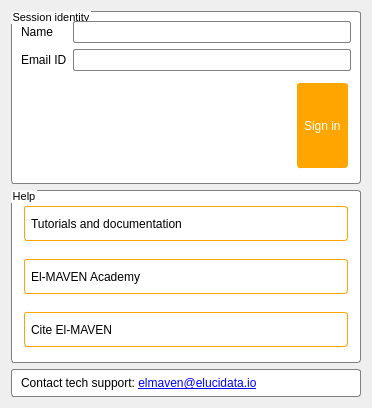
First picture: the form in src/gui/mzroll/forms/infodialog.ui, repository ElucidataInc/ElMaven, before the edit.
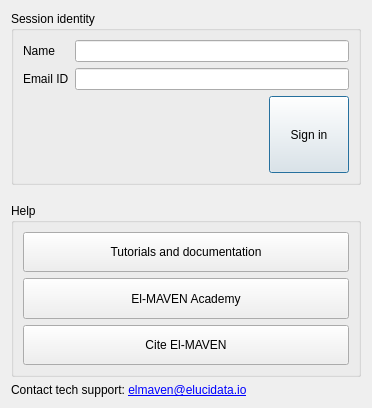
Second picture: the form after the edit.

Commit message: [UI] Reset style changes in support dialog

Diff of the .ui file:
```diff
--- a/src/gui/mzroll/forms/infodialog.ui
+++ b/src/gui/mzroll/forms/infodialog.ui
@@ -43,21 +43,6 @@
      <property name="toolTip">
       <string>If provided, the identity will be tied to all user behaviour for this session.</string>
      </property>
-     <property name="styleSheet">
-      <string notr="true">QGroupBox {
-	background-color: white;
-	border: 1px solid gray;
-	border-radius: 3px;
-	margin-top: 2.8ex;
-	font-size: 11px;
-}
-
-QGroupBox::title {
-	subcontrol-origin: margin;
-	subcontrol-position: top left; /* position at the top center */
-	padding: 0;
-}</string>
-     </property>
      <property name="title">
       <string>Session identity</string>
      </property>
@@ -80,26 +65,6 @@
         <property name="enabled">
          <bool>true</bool>
         </property>
-        <property name="styleSheet">
-         <string notr="true">QLineEdit {
-    border: 1px solid gray;
-    border-radius: 2px;
-    padding: 2px;
-}
-
-QLineEdit:focus {
-    outline: 2px solid orange;
-}
-
-QLineEdit:disabled {
-    background-color: rgb(240, 240, 240);
-}
-
-QLineEdit:focus {
-	outline: none;
-	border: 1px solid black;
-}</string>
-        </property>
        </widget>
       </item>
       <item row="1" column="0">
@@ -120,26 +85,6 @@
         <property name="enabled">
          <bool>true</bool>
         </property>
-        <property name="styleSheet">
-         <string notr="true">QLineEdit {
-    border: 1px solid gray;
-    border-radius: 2px;
-    padding: 2px;
-}
-
-QLineEdit:focus {
-    outline: 2px solid orange;
-}
-
-QLineEdit:disabled {
-    background-color: rgb(240, 240, 240);
-}
-
-QLineEdit:focus {
-	outline: none;
-	border: 1px solid black;
-}</string>
-        </property>
        </widget>
       </item>
       <item row="2" column="2">
@@ -150,39 +95,6 @@
           <verstretch>0</verstretch>
          </sizepolicy>
         </property>
-        <property name="styleSheet">
-         <string notr="true">QPushButton {
-	background-color: white;
-	padding: 6px;
-	border: 1px solid orange;
-	border-radius: 3px;
-	text-align: left;
-	margin: 6px 3px;
-}
-
-QPushButton:hover {
-	background-color: rgb(117, 110, 210);
-	color: white;
-	border: 1px solid rgb(117, 110, 210);
-}
-
-QPushButton:default {
-	background-color: orange;
-	color: white;
-	border: 1px solid orange;
-}
-
-QPushButton:default:hover {
-	background-color: rgb(117, 110, 210);
-	color: white;
-	border: 1px solid rgb(117, 110, 210);
-}
-
-QPushButton:focus {
-	outline: none;
-	border: 1px solid black;
-}</string>
-        </property>
         <property name="text">
          <string>Sign in</string>
         </property>
@@ -201,6 +113,22 @@
      </layout>
     </widget>
    </item>
+   <item>
+    <spacer name="verticalSpacer">
+     <property name="orientation">
+      <enum>Qt::Vertical</enum>
+     </property>
+     <property name="sizeType">
+      <enum>QSizePolicy::Maximum</enum>
+     </property>
+     <property name="sizeHint" stdset="0">
+      <size>
+       <width>20</width>
+       <height>12</height>
+      </size>
+     </property>
+    </spacer>
+   </item>
    <item>
     <widget class="QGroupBox" name="groupBox_2">
      <property name="sizePolicy">
@@ -215,21 +143,6 @@
        <height>0</height>
       </size>
      </property>
-     <property name="styleSheet">
-      <string notr="true">QGroupBox {
-	background-color: white;
-	border: 1px solid gray;
-	border-radius: 3px;
-	margin-top: 2.8ex;
-	font-size: 11px;
-}
-
-QGroupBox::title {
-	subcontrol-origin: margin;
-	subcontrol-position: top left; /* position at the top center */
-	padding: 0;
-}</string>
-     </property>
      <property name="title">
       <string>Help</string>
      </property>
@@ -242,27 +155,6 @@
           <verstretch>0</verstretch>
          </sizepolicy>
         </property>
-        <property name="styleSheet">
-         <string notr="true">QPushButton {
-	background-color: white;
-	padding: 6px;
-	border: 1px solid orange;
-	border-radius: 3px;
-	text-align: left;
-	margin: 6px 3px;
-}
-
-QPushButton:hover {
-	background-color: rgb(117, 110, 210);
-	color: white;
-	border: 1px solid rgb(117, 110, 210);
-}
-
-QPushButton:focus {
-	outline: none;
-	border: 1px solid black;
-}</string>
-        </property>
         <property name="text">
          <string>Tutorials and documentation</string>
         </property>
@@ -276,27 +168,6 @@
           <verstretch>0</verstretch>
          </sizepolicy>
         </property>
-        <property name="styleSheet">
-         <string notr="true">QPushButton {
-	background-color: white;
-	padding: 6px;
-	border: 1px solid orange;
-	border-radius: 3px;
-	text-align: left;
-	margin: 6px 3px;
-}
-
-QPushButton:hover {
-	background-color: rgb(117, 110, 210);
-	color: white;
-	border: 1px solid rgb(117, 110, 210);
-}
-
-QPushButton:focus {
-	outline: none;
-	border: 1px solid black;
-}</string>
-        </property>
         <property name="text">
          <string>El-MAVEN Academy</string>
         </property>
@@ -310,27 +181,6 @@
           <verstretch>0</verstretch>
          </sizepolicy>
         </property>
-        <property name="styleSheet">
-         <string notr="true">QPushButton {
-	background-color: white;
-	padding: 6px;
-	border: 1px solid orange;
-	border-radius: 3px;
-	text-align: left;
-	margin: 6px 3px;
-}
-
-QPushButton:hover {
-	background-color: rgb(117, 110, 210);
-	color: white;
-	border: 1px solid rgb(117, 110, 210);
-}
-
-QPushButton:focus {
-	outline: none;
-	border: 1px solid black;
-}</string>
-        </property>
         <property name="text">
          <string>Cite El-MAVEN</string>
         </property>
@@ -347,15 +197,6 @@
        <verstretch>0</verstretch>
       </sizepolicy>
      </property>
-     <property name="styleSheet">
-      <string notr="true">QLabel {
-	padding: 6px;
-	background-color: white;
-	border: 1px solid gray;
-	border-radius: 3px;
-}
-</string>
-     </property>
      <property name="text">
       <string>&lt;html&gt;&lt;head/&gt;&lt;body&gt;&lt;p&gt;Contact tech support: &lt;a href=&quot;mailto:elmaven@elucidata.io&quot;&gt;&lt;span style=&quot; text-decoration: underline; color:#0000ff;&quot;&gt;elmaven@elucidata.io&lt;/span&gt;&lt;/a&gt;&lt;/p&gt;&lt;/body&gt;&lt;/html&gt;</string>
      </property>
```
Left out of the diff: 2 changed lines with no effect on the pictures. The commit also changes 1 other file.
